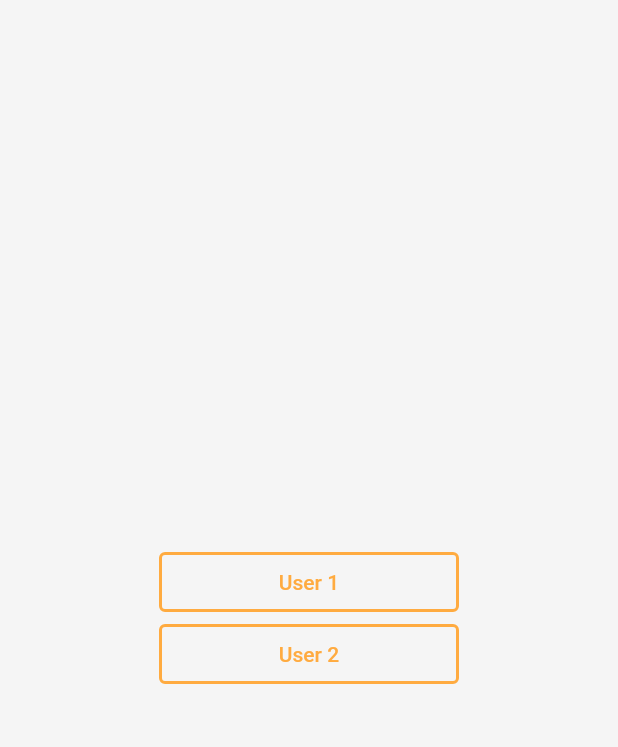
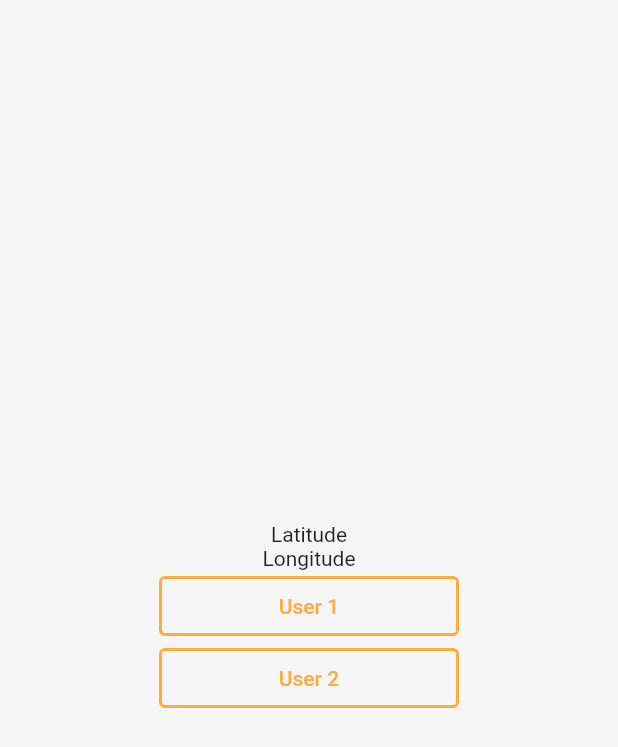
Before and after one commit to GIBuddhika/book-wallet-app, a Flutter app: the UserDetails screen opened directly, on a phone screen of 412 x 824 dp. Shown: the top 747 px of the screen. Run offline on Flutter 3.47's test engine with Material 2 defaults, Android fonts, the phone set to English and light mode, and no system bars; our stand-ins replace curved_navigation_bar, geolocator, pull_to_refresh; network calls fail.

```diff
--- a/lib/user-details.dart
+++ b/lib/user-details.dart
@@ -1,8 +1,40 @@
 import 'package:flutter/material.dart';
-import 'package:flutter_application_1/main.dart';
 import 'package:flutter_application_1/sign-in.dart';
+import 'package:geolocator/geolocator.dart';
 
-class UserDetails extends StatelessWidget {
+class UserDetails extends StatefulWidget {
+  const UserDetails({Key? key}) : super(key: key);
+
+  @override
+  _UserDetailsState createState() => _UserDetailsState();
+}
+
+class _UserDetailsState extends State<UserDetails> {
+  String latData = "";
+  String longData = "";
+
+  @override
+  void initState() {
+    // TODO: implement initState
+    super.initState();
+    getCurrentLocation();
+  }
+
+  getCurrentLocation() async {
+    final geoposition = await Geolocator.getCurrentPosition(
+      desiredAccuracy: LocationAccuracy.best,
+    );
+    setState(() {
+      latData = geoposition.latitude.toString();
+      longData = geoposition.longitude.toString();
+      print(latData);
+      print(longData);
+      double distanceInMeters = Geolocator.distanceBetween(
+          geoposition.latitude, geoposition.longitude, 6.35, 81.55);
+      print(distanceInMeters);
+    });
+  }
+
   @override
   Widget build(BuildContext context) {
     return Scaffold(
@@ -15,6 +47,8 @@ class UserDetails extends StatelessWidget {
         child: Column(
           mainAxisAlignment: MainAxisAlignment.center,
           children: [
+            Text('Latitude' + latData),
+            Text('Longitude' + longData),
             OutlinedButton(
               onPressed: () {
                 Navigator.push(
@@ -65,3 +99,67 @@ class UserDetails extends StatelessWidget {
     );
   }
 }
+
+// class UserDetails extends StatelessWidget {
+//   @override
+//   Widget build(BuildContext context) {
+//     return Scaffold(
+//       backgroundColor: Colors.grey.shade100,
+//       // appBar: AppBar(
+//       //   title: Text("Dashboard"),
+//       //   backgroundColor: Colors.yellowAccent.shade700,
+//       // ),
+//       body: Center(
+//         child: Column(
+//           mainAxisAlignment: MainAxisAlignment.center,
+//           children: [
+//             OutlinedButton(
+//               onPressed: () {
+//                 Navigator.push(
+//                   context,
+//                   MaterialPageRoute(builder: (context) => SignIn()),
+//                 );
+//               },
+//               child: Text("User 1"),
+//               style: OutlinedButton.styleFrom(
+//                 backgroundColor: Colors.transparent,
+//                 side: BorderSide(
+//                   color: Colors.orangeAccent,
+//                   width: 2.0,
+//                   style: BorderStyle.solid,
+//                 ),
+//                 primary: Colors.orangeAccent,
+//                 minimumSize: Size(
+//                   200.0,
+//                   40,
+//                 ),
+//               ),
+//             ),
+//             OutlinedButton(
+//               onPressed: () {
+//                 Navigator.push(
+//                   context,
+//                   MaterialPageRoute(builder: (context) => SignIn()),
+//                 );
+//               },
+//               child: Text("User 2"),
+//               style: OutlinedButton.styleFrom(
+//                 backgroundColor: Colors.transparent,
+//                 side: BorderSide(
+//                   color: Colors.orangeAccent,
+//                   width: 2.0,
+//                   style: BorderStyle.solid,
+//                 ),
+//                 primary: Colors.orangeAccent,
+//                 minimumSize: Size(
+//                   200.0,
+//                   40,
+//                 ),
+//               ),
+//             ),
+//           ],
+//         ),
+//       ),
+//     );
+//   }
+// }
--- a/pubspec.yaml
+++ b/pubspec.yaml
@@ -29,6 +29,7 @@ dependencies:
   http: ^0.13.3
   pull_to_refresh: ^2.0.0
   curved_navigation_bar: ^1.0.1
+  geolocator: ^7.4.0
 
 dev_dependencies:
   flutter_test:
```
Also changed, not shown: lib/curved-navigation.dart (+41 -3 lines), pubspec.lock, 2 other files.
